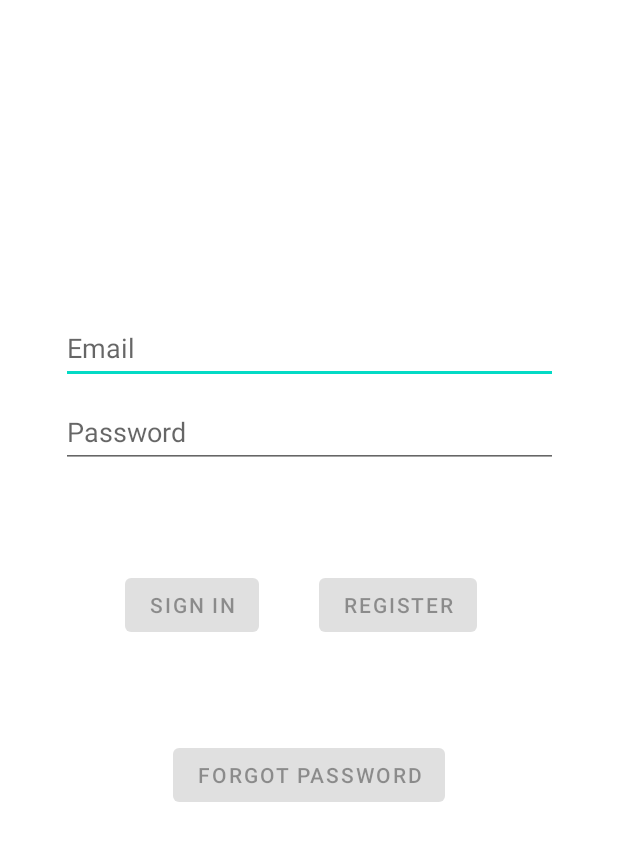
After one commit to bpan2/SBRMS-2, an Android app: the layout fragment_login.xml on its own in the app's theme, with its tools: preview values and no code run, on a phone screen of 412 x 824 dp. The commit adds this screen. Shown: the top 841 px of the screen. Run offline under Robolectric (Android 15) with nearby library versions, the phone set to English and light mode, and no system bars.

Commit message:
1. Via mobile_navigation.xml, added a new destination by using the LoginFragment template. 2. Updated the Login page with 3 buttons for Sign-in, Register, and Forgot Password.

```diff
--- a/app/build.gradle
+++ b/app/build.gradle
@@ -51,6 +51,7 @@ dependencies {
     implementation 'androidx.lifecycle:lifecycle-viewmodel-ktx:2.5.1'
     implementation 'androidx.navigation:navigation-fragment-ktx:2.5.3'
     implementation 'androidx.navigation:navigation-ui-ktx:2.5.3'
+    implementation 'androidx.annotation:annotation:1.5.0'
     testImplementation 'junit:junit:4.13.2'
     androidTestImplementation 'androidx.test.ext:junit:1.1.5'
     androidTestImplementation 'androidx.test.espresso:espresso-core:3.5.1'
--- /dev/null
+++ b/app/src/main/java/com/sbrms/ui/login/LoginFragment.kt
@@ -0,0 +1,6 @@
+package com.sbrms.ui.login
+
+import androidx.fragment.app.Fragment
+
+class LoginFragment : Fragment(){
+}
--- /dev/null
+++ b/app/src/main/res/layout/fragment_login.xml
@@ -0,0 +1,89 @@
+<?xml version="1.0" encoding="utf-8"?>
+<androidx.constraintlayout.widget.ConstraintLayout xmlns:android="http://schemas.android.com/apk/res/android"
+    xmlns:app="http://schemas.android.com/apk/res-auto"
+    xmlns:tools="http://schemas.android.com/tools"
+    android:id="@+id/container"
+    android:layout_width="match_parent"
+    android:layout_height="match_parent"
+    android:paddingLeft="@dimen/fragment_horizontal_margin"
+    android:paddingTop="@dimen/fragment_vertical_margin"
+    android:paddingRight="@dimen/fragment_horizontal_margin"
+    android:paddingBottom="@dimen/fragment_vertical_margin"
+    tools:context=".ui.login.LoginFragment">
+
+    <EditText
+        android:id="@+id/username"
+        android:layout_width="0dp"
+        android:layout_height="wrap_content"
+        android:layout_marginTop="192dp"
+        android:autofillHints="@string/prompt_email"
+        android:hint="@string/prompt_email"
+        android:inputType="textEmailAddress"
+        android:minHeight="48dp"
+        android:selectAllOnFocus="true"
+        app:layout_constraintEnd_toEndOf="@+id/password"
+        app:layout_constraintStart_toStartOf="@+id/password"
+        app:layout_constraintTop_toTopOf="parent" />
+
+    <EditText
+        android:id="@+id/password"
+        android:layout_width="331dp"
+        android:layout_height="wrap_content"
+        android:layout_marginTop="8dp"
+        android:layout_marginEnd="24dp"
+        android:autofillHints="@string/prompt_password"
+        android:hint="@string/prompt_password"
+        android:imeActionLabel="@string/action_sign_in_short"
+        android:imeOptions="actionDone"
+        android:inputType="textPassword"
+        android:minHeight="48dp"
+        android:selectAllOnFocus="true"
+        app:layout_constraintEnd_toEndOf="parent"
+        app:layout_constraintTop_toBottomOf="@+id/username" />
+
+    <Button
+        android:id="@+id/register"
+        android:layout_width="wrap_content"
+        android:layout_height="wrap_content"
+        android:layout_gravity="start"
+        android:layout_marginEnd="78dp"
+        android:enabled="false"
+        android:text="@string/action_register"
+        app:layout_constraintBaseline_toBaselineOf="@+id/login"
+        app:layout_constraintEnd_toEndOf="parent" />
+
+    <Button
+        android:id="@+id/login"
+        android:layout_width="wrap_content"
+        android:layout_height="wrap_content"
+        android:layout_gravity="start"
+        android:layout_marginTop="67dp"
+        android:layout_marginEnd="40dp"
+        android:enabled="false"
+        android:text="@string/action_sign_in"
+        app:layout_constraintEnd_toStartOf="@+id/register"
+        app:layout_constraintTop_toBottomOf="@+id/password" />
+
+    <Button
+        android:id="@+id/forgotPassword"
+        android:layout_width="wrap_content"
+        android:layout_height="wrap_content"
+        android:layout_gravity="start"
+        android:layout_marginTop="65dp"
+        android:layout_marginEnd="21dp"
+        android:enabled="false"
+        android:text="@string/action_forgotPassword"
+        app:layout_constraintEnd_toEndOf="@+id/register"
+        app:layout_constraintTop_toBottomOf="@+id/register" />
+
+    <ProgressBar
+        android:id="@+id/loading"
+        android:layout_width="wrap_content"
+        android:layout_height="wrap_content"
+        android:layout_gravity="center"
+        android:layout_marginStart="16dp"
+        android:layout_marginTop="16dp"
+        android:visibility="gone"
+        app:layout_constraintStart_toStartOf="parent"
+        app:layout_constraintTop_toTopOf="parent" />
+</androidx.constraintlayout.widget.ConstraintLayout>
--- a/app/src/main/res/navigation/mobile_navigation.xml
+++ b/app/src/main/res/navigation/mobile_navigation.xml
@@ -22,4 +22,9 @@
         android:name="com.sbrms.ui.slideshow.SlideshowFragment"
         android:label="@string/menu_slideshow"
         tools:layout="@layout/fragment_slideshow" />
+    <fragment
+        android:id="@+id/loginFragment"
+        android:name="com.sbrms.ui.login.LoginFragment"
+        android:label="fragment_login"
+        tools:layout="@layout/fragment_login" />
 </navigation>
--- a/app/src/main/res/values/dimens.xml
+++ b/app/src/main/res/values/dimens.xml
@@ -5,4 +5,7 @@
     <dimen name="nav_header_vertical_spacing">8dp</dimen>
     <dimen name="nav_header_height">176dp</dimen>
     <dimen name="fab_margin">16dp</dimen>
+    <!-- Default screen margins, per the Android Design guidelines. -->
+    <dimen name="fragment_horizontal_margin">16dp</dimen>
+    <dimen name="fragment_vertical_margin">16dp</dimen>
 </resources>
--- a/app/src/main/res/values/strings.xml
+++ b/app/src/main/res/values/strings.xml
@@ -1,4 +1,4 @@
-<resources>
+<resources xmlns:tools="http://schemas.android.com/tools">
     <string name="app_name">SBRMS</string>
     <string name="navigation_drawer_open">Open navigation drawer</string>
     <string name="navigation_drawer_close">Close navigation drawer</string>
@@ -10,4 +10,15 @@
     <string name="menu_home">Home</string>
     <string name="menu_gallery">Gallery</string>
     <string name="menu_slideshow">Slideshow</string>
+    <!-- Strings related to login -->
+    <string name="prompt_email" tools:ignore="ExtraTranslation">Email</string>
+    <string name="prompt_password">Password</string>
+    <string name="action_sign_in">Sign in</string>
+    <string name="action_sign_in_short">Sign in</string>
+    <string name="welcome">"Welcome!"</string>
+    <string name="invalid_username">Not a valid username</string>
+    <string name="invalid_password">Password must be >5 characters</string>
+    <string name="login_failed">"Login failed"</string>
+    <string name="action_register">Register</string>
+    <string name="action_forgotPassword">Forgot Password</string>
 </resources>
```
Also changed, not shown: app/src/main/java/com/sbrms/data/LoginDataSource.kt (added, +24 -0 lines), app/src/main/java/com/sbrms/data/LoginRepository.kt (added, +46 -0 lines), app/src/main/java/com/sbrms/data/Result.kt (added, +18 -0 lines), app/src/main/java/com/sbrms/data/model/LoggedInUser.kt (added, +9 -0 lines), app/src/main/java/com/sbrms/ui/login/LoggedInUserView.kt (added, +9 -0 lines), app/src/main/java/com/sbrms/ui/login/LoginFormState.kt (added, +10 -0 lines), app/src/main/java/com/sbrms/ui/login/LoginResult.kt (added, +9 -0 lines), app/src/main/java/com/sbrms/ui/login/LoginViewModel.kt (added, +55 -0 lines), app/src/main/java/com/sbrms/ui/login/LoginViewModelFactory.kt (added, +25 -0 lines).
